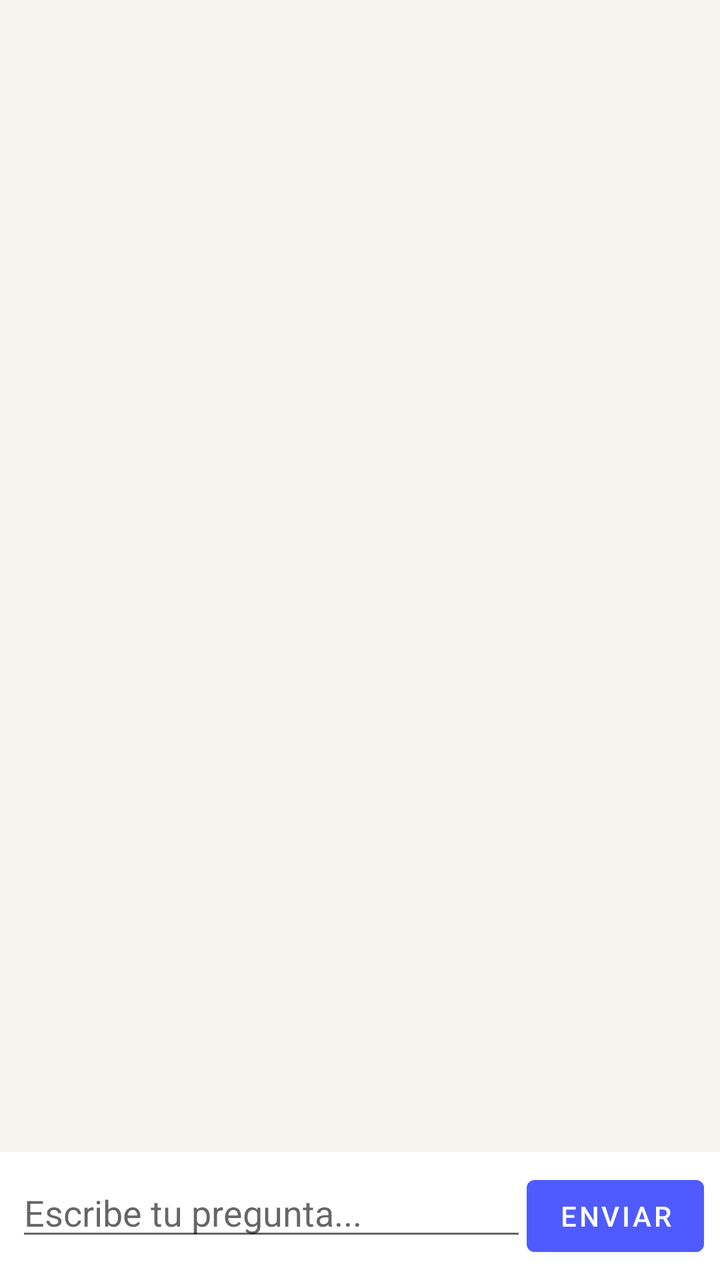
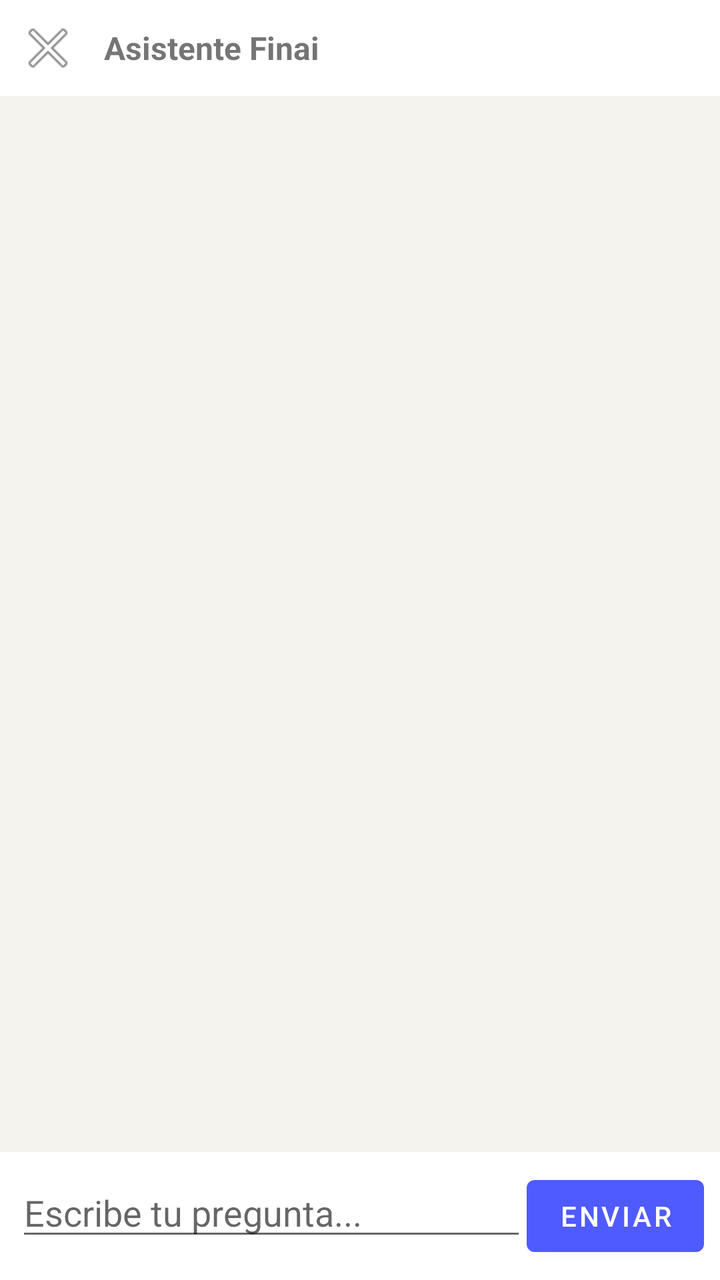

Compare the two renders of this Android layout. The source of the first and the diff that turns it into the second are given below.
<!-- AndroidManifest.xml: application theme Theme.FinAI -->
<!-- res/layout/activity_ai_assistant.xml -->
<?xml version="1.0" encoding="utf-8"?>
<LinearLayout xmlns:android="http://schemas.android.com/apk/res/android"
    android:layout_width="match_parent" android:layout_height="match_parent"
    android:orientation="vertical" android:background="@color/bg">

    <androidx.recyclerview.widget.RecyclerView
        android:id="@+id/rvChat"
        android:layout_width="match_parent" android:layout_height="0dp"
        android:layout_weight="1"
        android:padding="8dp"/>

    <ProgressBar
        android:id="@+id/progress"
        style="?android:attr/progressBarStyleHorizontal"
        android:indeterminate="true"
        android:layout_width="match_parent" android:layout_height="4dp"
        android:visibility="gone"/>

    <LinearLayout
        android:layout_width="match_parent" android:layout_height="wrap_content"
        android:orientation="horizontal" android:padding="8dp"
        android:background="@color/card">

        <EditText android:id="@+id/etMensaje"
            android:hint="Escribe tu pregunta..."
            android:layout_width="0dp" android:layout_weight="1"
            android:layout_height="wrap_content"/>

        <Button android:id="@+id/btnEnviar"
            android:text="Enviar"
            android:layout_width="wrap_content" android:layout_height="wrap_content"/>
    </LinearLayout>
</LinearLayout>
<!-- resources referenced by this layout -->
<resources>
  <color name="bg">#F5F3EE</color>
  <color name="card">#FFFFFF</color>
  <style name="Theme.FinAI" parent="Theme.MaterialComponents.DayNight.NoActionBar">
          <item name="colorPrimary">@color/primary</item>
          <item name="colorPrimaryVariant">@color/primary</item>
          <item name="android:statusBarColor">@color/primary</item>
      </style>
  <color name="primary">#4F5BFF</color>
</resources>

<!-- the commit's change to res/layout/activity_ai_assistant.xml (unified diff, before → after) -->
@@ -1,7 +1,25 @@
-<?xml version="1.0" encoding="utf-8"?>
 <LinearLayout xmlns:android="http://schemas.android.com/apk/res/android"
     android:layout_width="match_parent" android:layout_height="match_parent"
-    android:orientation="vertical" android:background="@color/bg">
+    android:orientation="vertical" android:background="@color/bg"
+    android:fitsSystemWindows="true">
+
+
+    <LinearLayout
+        android:layout_width="match_parent" android:layout_height="wrap_content"
+        android:orientation="horizontal" android:padding="8dp"
+        android:background="@color/card" android:gravity="center_vertical">
+        <ImageButton
+            android:id="@+id/btnVolver"
+            android:layout_width="wrap_content" android:layout_height="wrap_content"
+            android:src="@android:drawable/ic_menu_close_clear_cancel"
+            android:background="?attr/selectableItemBackgroundBorderless"
+            android:contentDescription="Volver"/>
+        <TextView
+            android:text="Asistente Finai"
+            android:textStyle="bold" android:textSize="16sp"
+            android:layout_marginStart="12dp"
+            android:layout_width="wrap_content" android:layout_height="wrap_content"/>
+    </LinearLayout>
 
     <androidx.recyclerview.widget.RecyclerView
         android:id="@+id/rvChat"
